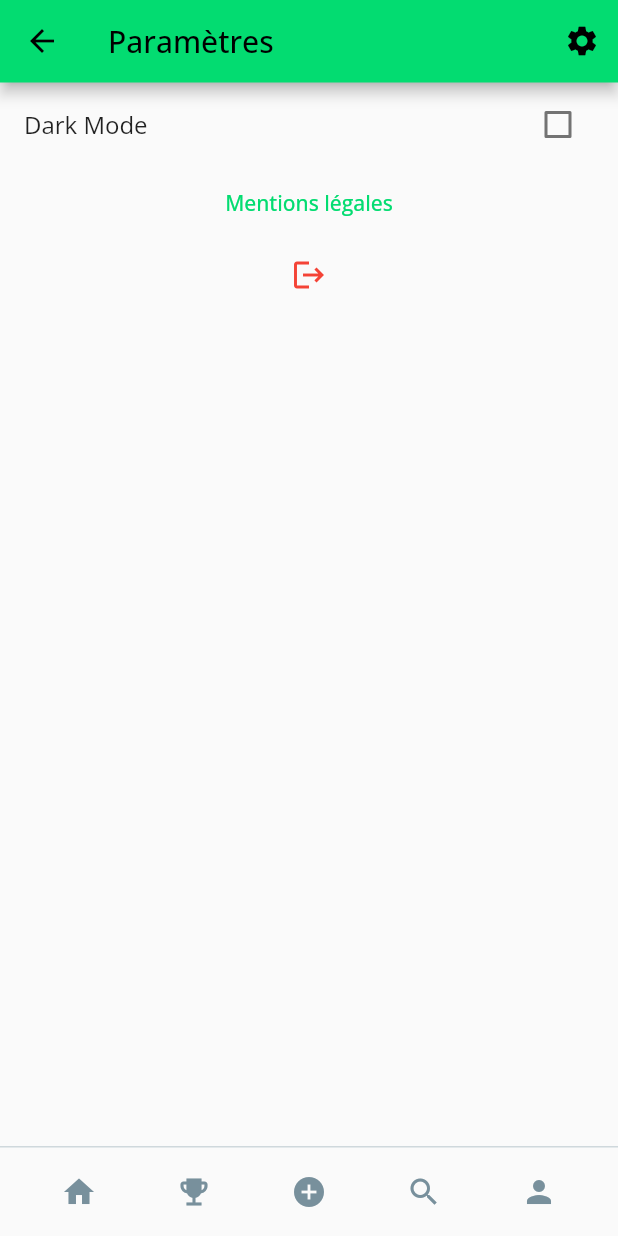
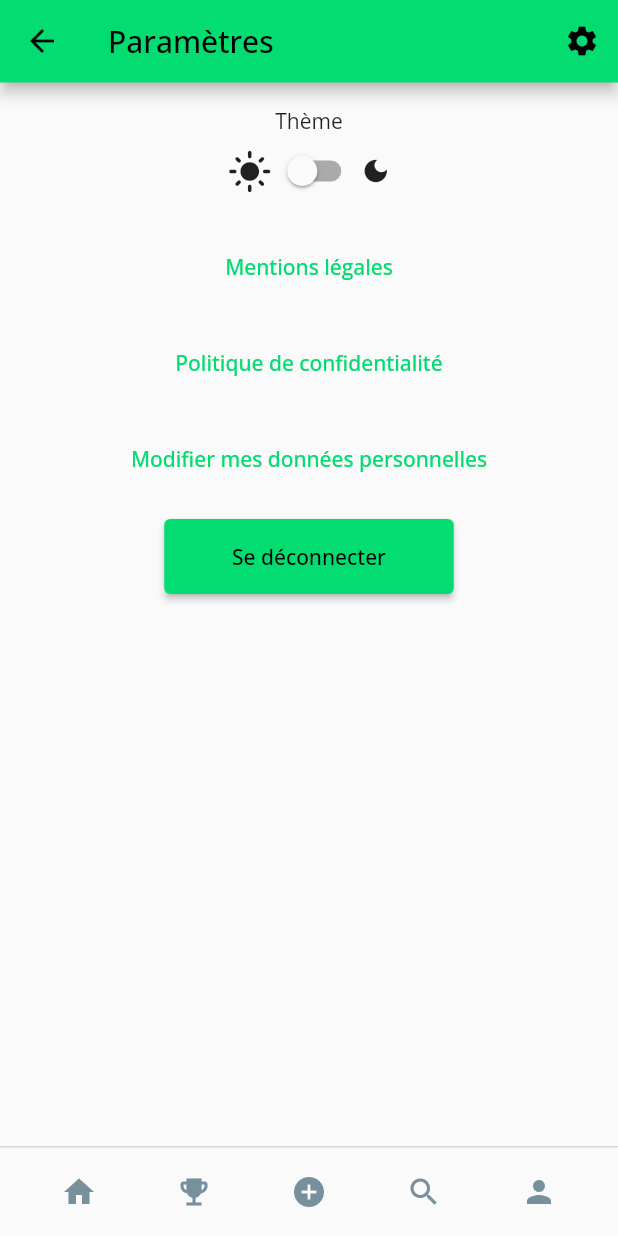
Before and after one commit to Eco-Gest/Frontend-Flutter, a Flutter app: the SettingsView screen opened by its route, on a phone screen of 412 x 824 dp. Run offline on Flutter 3.47's test engine with Material 2 defaults, Android fonts, the phone set to English and light mode, and no system bars; our stand-ins replace bloc, date_field, email_validator, flutter_bloc, flutter_secure_storage, go_router and 2 more; missing offline and left inert: flutter_tagging_plus; accounts and stored records are empty.

Commit message:
:art: [US19] update(settings): add link to legal notices on settings view + update design

```diff
--- a/ecogest_front/lib/views/settings_view.dart
+++ b/ecogest_front/lib/views/settings_view.dart
@@ -17,42 +17,91 @@ class SettingsView extends StatelessWidget {
   Widget build(BuildContext context) {
     return Scaffold(
       appBar: const ThemeAppBar(title: 'Paramètres'),
-      bottomNavigationBar: AppBarFooter(),
+      bottomNavigationBar: const AppBarFooter(),
       body: SingleChildScrollView(
         child: Stack(
           children: [
             Center(
+                child: Padding(
+              padding: const EdgeInsets.all(16.0),
               child: Column(
                 children: [
-                  ListTile(
-                    title: const Text('Dark Mode'),
-                    trailing:
+                  Column(
+                    children: [
+                      const Text('Thème'),
                       BlocBuilder<ThemeSettingsCubit, ThemeSettingsState>(
                           builder: (context, state) {
-                        return Checkbox(
+                        // ’.adaptive’ allow to adapt switch according to platform (Android / iOS)
+                        return Row(
+                          mainAxisAlignment: MainAxisAlignment.center,
+                          crossAxisAlignment: CrossAxisAlignment.center,
+                          children: [
+                            const Icon(
+                              Icons.light_mode,
+                              size: 30.0,
+                              semanticLabel: 'Mode clair',
+                            ),
+                            Switch.adaptive(
+                              // This bool value toggles the switch.
+                              value: state.isDarkMode,
                               activeColor: EcogestTheme.primary,
-                            value: state.isDarkMode,
-                            onChanged: (value) {
-                              context.read<ThemeSettingsCubit>().toggleTheme();
-                            });
+                              onChanged: (bool value) {
+                                // This is called when the user toggles the switch.
+                                context
+                                    .read<ThemeSettingsCubit>()
+                                    .toggleTheme();
                               },
                             ),
+                            const Icon(
+                              Icons.dark_mode,
+                              size: 20.0,
+                              semanticLabel: 'Mode sombre',
+                            ),
+                          ],
+                        );
+                      }),
+                    ],
+                  ),
+                  const SizedBox(
+                    height: 16.0,
                   ),
                   TextButton(
                       onPressed: () {
                         GoRouter.of(context).pushNamed(LegalNotices.name);
                       },
                       child: const Text('Mentions légales')),
-                  IconButton(
+                  const SizedBox(
+                    height: 16.0,
+                  ),
+                  TextButton(
+                      onPressed: () {
+                        // TODO : add link to the view
+                      },
+                      child: const Text('Politique de confidentialité')),
+                  const SizedBox(
+                    height: 16.0,
+                  ),
+                  TextButton(
+                      onPressed: () {
+                        // TODO : email Tigrou
+                      },
+                      child: const Text('Modifier mes données personnelles')),
+                  const SizedBox(
+                    height: 16.0,
+                  ),
+                  SizedBox(
+                      width: (MediaQuery.of(context).size.width - 26) / 2,
+                      height: 50.0,
+                      child: ElevatedButton(
                         onPressed: () {
                           context.read<AuthenticationCubit>().logout();
                         },
-                    icon: const Icon(Icons.logout),
-                    color: Colors.red,
-                  ),
+                        child: const Text('Se déconnecter'),
+                      )),
+                  // ),
                 ],
               ),
-            ),
+            )),
           ],
         ),
       ),
```
Lines whose indentation alone changed are shown as unchanged.
